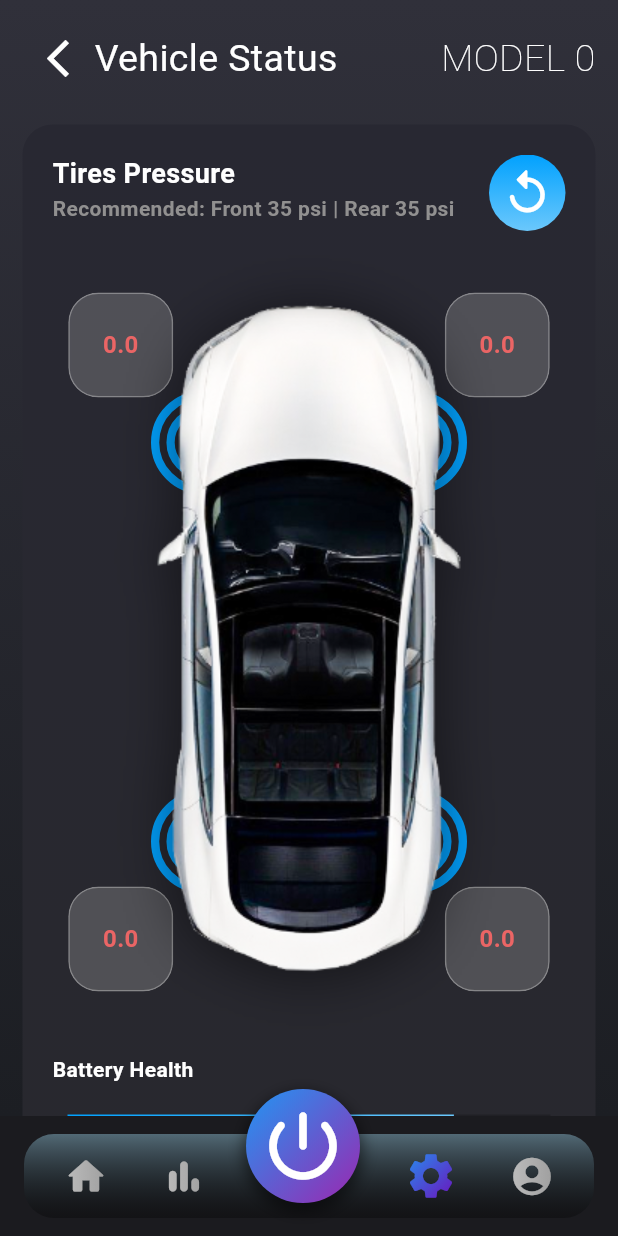
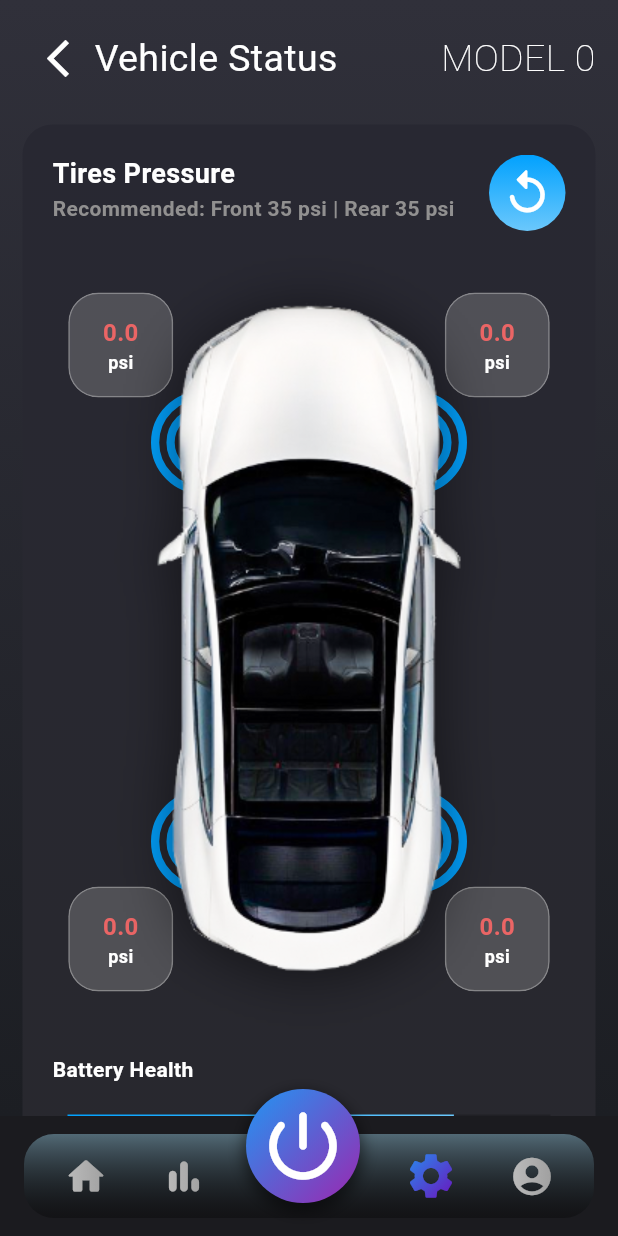
Before and after one commit to Mostafa-Awaad/car_diagnostic_application, a Flutter app: the screen it shows after launch, item 4 of the bottom bar chosen, on a phone screen of 412 x 824 dp. Run offline on Flutter 3.47's test engine with Material 3 defaults, Android fonts, the light colour scheme and no system bars; drawn by our look-alikes of percent_indicator; our stand-ins replace flutter_dotenv, google_fonts, supabase_flutter, syncfusion_flutter_gauges; accounts and stored records are empty; Roboto replaces fonts that are missing (Orbitron).

```diff
--- a/lib/Car_diagnostics_app/widgets/tire_pressure.dart
+++ b/lib/Car_diagnostics_app/widgets/tire_pressure.dart
@@ -32,10 +32,11 @@ class _TirePressureState extends State<TirePressure> {
   final VehicleDataSignal tirePressureSignal = VehicleDataSignal(
     name: VehicleDataSignalName.carTirePressure,
     hexIndex: 2,
-    scale: 0.5,
-    offset: 0.0,
+    scale: 0.145098039,
+    offset: 0,
     unit: 'psi',
   );
+
   @override
   void initState() {
     super.initState();
@@ -63,6 +64,11 @@ class _TirePressureState extends State<TirePressure> {
     // Subscribe to real-time updates
     signalHandler.subscribeToRealtimeUpdates();
   }
+  Color getColor() {
+    return (currentTirePressure <= 36) && (currentTirePressure >= 28)
+        ? Colors.lightBlue
+        : const Color.fromARGB(255, 235, 101, 101);
+  }
   @override
   void dispose() {
     //debugPrint("Disposing tire pressure...");
@@ -78,10 +84,9 @@ class _TirePressureState extends State<TirePressure> {
   @override
   Widget build(BuildContext context) {
     //Changing the color of the text showing the speed value depending on its range
-    Color tirePressureValueColor = (currentTirePressure <= 36) && (currentTirePressure >=28)
-        ? Colors.lightBlue
-        : const Color.fromARGB(255, 235, 101, 101);
+    Color tirePressureValueColor = getColor();
 
     return TirePressureGuage(currentTirePressure: currentTirePressure, tirePressureColor: tirePressureValueColor);
   }
+
 }
--- a/lib/Car_diagnostics_app/widgets/tire_pressure_val_container.dart
+++ b/lib/Car_diagnostics_app/widgets/tire_pressure_val_container.dart
@@ -33,13 +33,25 @@ class TirePressureValContainer extends StatelessWidget {
         child: LayoutBuilder(
           builder: (context, constraints) {
             return Center(
-              child: Text(
-                '$currentTirePressure',
-                style: GoogleFonts.notoSansIndicSiyaqNumbers(
-                  fontWeight: FontWeight.bold,
-                  color: tirePressureColor,
-                  fontSize: constraints.maxWidth * 0.4,
-                ),
+              child: Column(
+                children: [
+                  Text(
+                    currentTirePressure.toStringAsFixed(1),
+                    style: GoogleFonts.notoSansIndicSiyaqNumbers(
+                      fontWeight: FontWeight.bold,
+                      color: tirePressureColor,
+                      fontSize: constraints.maxWidth * 0.4,
+                    ),
+                  ),
+                  Text(
+                    'psi',
+                    style: GoogleFonts.notoSansIndicSiyaqNumbers(
+                      fontWeight: FontWeight.bold,
+                      color: Colors.white,
+                      fontSize: constraints.maxWidth * 0.3,
+                    ),
+                  ),
+                ],
               ),
             );
           },
```
Also changed, not shown: 2 other files.
